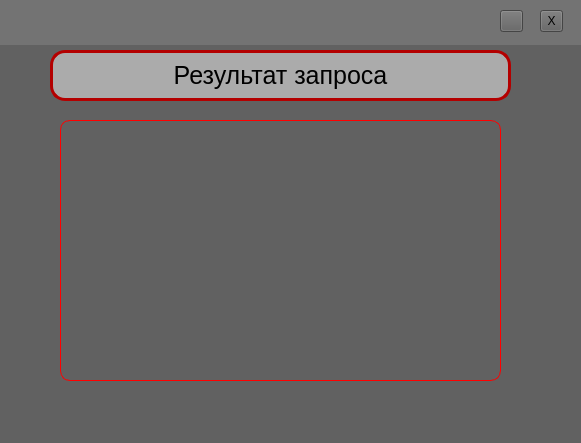
k0swel/app_for_course_prject, file forms/table_form.ui: the form before one commit.
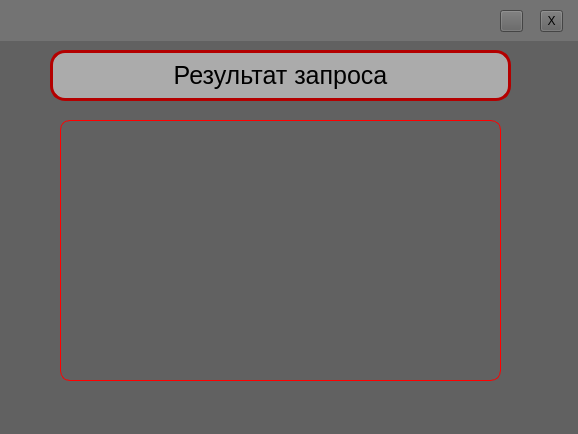
The form after the commit. Icons and pictures are not drawn.

```diff
--- a/forms/table_form.ui
+++ b/forms/table_form.ui
@@ -6,8 +6,8 @@
    <rect>
     <x>0</x>
     <y>0</y>
-    <width>581</width>
-    <height>443</height>
+    <width>578</width>
+    <height>434</height>
    </rect>
   </property>
   <property name="windowTitle">
@@ -47,7 +47,7 @@
      <x>0</x>
      <y>0</y>
      <width>581</width>
-     <height>45</height>
+     <height>41</height>
     </rect>
    </property>
    <property name="styleSheet">
```
Left out of the diff: 12 changed lines with no effect on the pictures.
